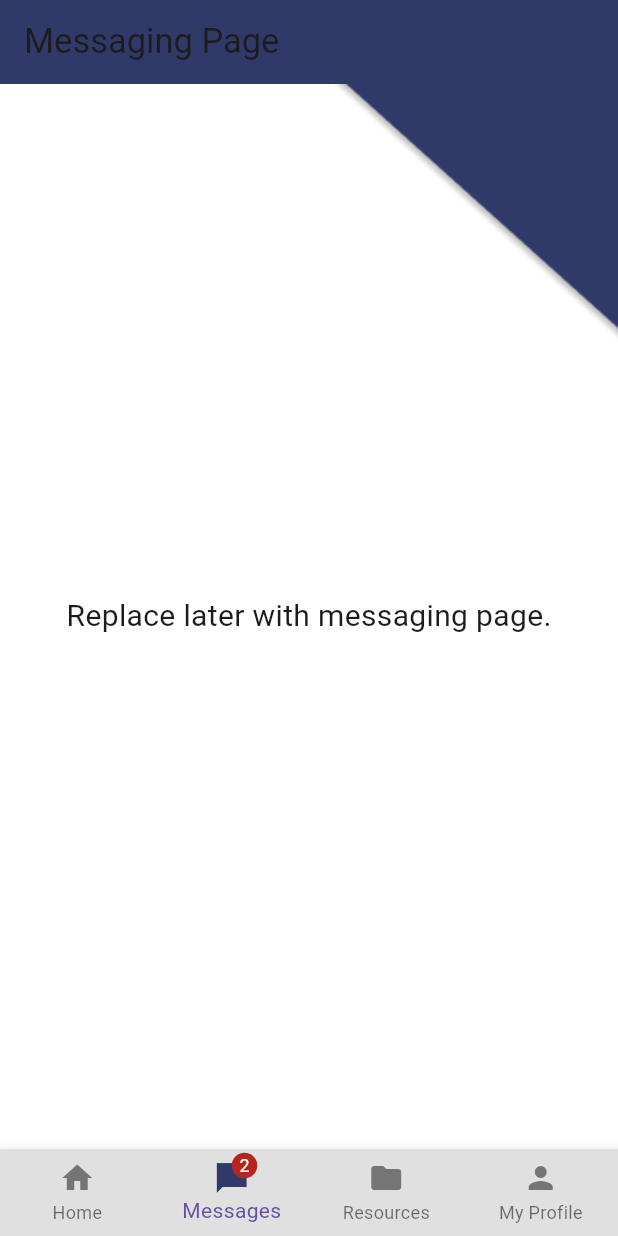
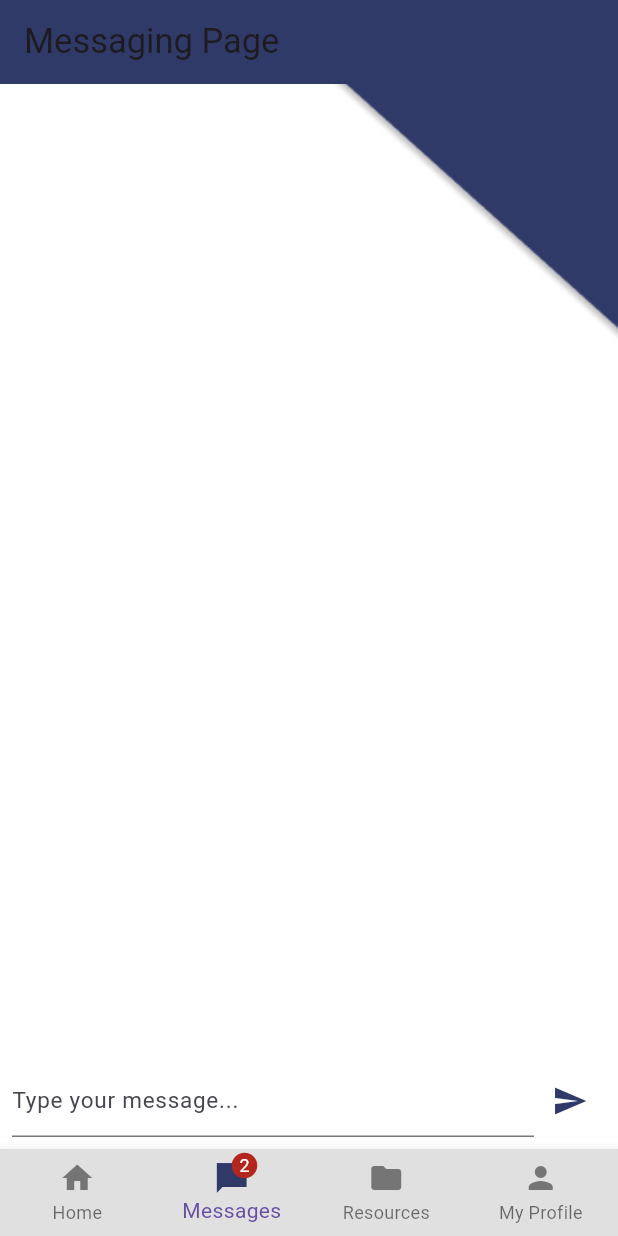
Before and after one commit to jennykim515/El-Pueblo-Del-Rio, a Flutter app: the screen it shows once a user with an empty profile is signed in, item 2 of the bottom bar chosen, on a phone screen of 412 x 824 dp. Run offline on Flutter 3.47's test engine with Material 3 defaults, Android fonts, the phone set to English and light mode, and no system bars; our stand-ins replace cloud_firestore, firebase_auth, firebase_core, firebase_database, firebase_storage, google_fonts and 1 more; missing offline and left inert: dart:html; accounts and stored records are empty; Roboto replaces fonts that are missing (Alice).

Commit message:
template messaging app, fixing required

```diff
--- /dev/null
+++ b/lib/models/message.dart
@@ -0,0 +1,29 @@
+class Message {
+  final String senderId;
+  final String text;
+  final int timestamp;
+
+  Message({
+    required this.senderId,
+    required this.text,
+    required this.timestamp,
+  });
+
+  // Factory method to create Message object from JSON data
+  factory Message.fromJson(Map<String, dynamic> json) {
+    return Message(
+      senderId: json['senderId'],
+      text: json['text'],
+      timestamp: json['timestamp'],
+    );
+  }
+
+  // Method to convert Message object to JSON data
+  Map<String, dynamic> toJson() {
+    return {
+      'senderId': senderId,
+      'text': text,
+      'timestamp': timestamp,
+    };
+  }
+}
--- a/lib/views/MessagingPage.dart
+++ b/lib/views/MessagingPage.dart
@@ -1,16 +1,29 @@
 import 'package:flutter/material.dart';
-
-import '../nav/navigationBar.dart';
+import 'package:firebase_database/firebase_database.dart';
+import '../models/message.dart';
 
 class MessagingPage extends StatefulWidget {
-  const MessagingPage({Key? key}) : super(key: key);
+  const MessagingPage({super.key});
 
   @override
-  MessagePageState createState() => MessagePageState();
-
+  _MessagingPageState createState() => _MessagingPageState();
 }
 
-class MessagePageState extends State<MessagingPage>{
+class _MessagingPageState extends State<MessagingPage> {
+  final List<Message> _messages = []; // List to hold chat messages
+  final TextEditingController _textController = TextEditingController();
+
+  @override
+  void initState() {
+    super.initState();
+
+    // listen for new messages
+    listenForMessages((messageData) {
+      setState(() {
+        _messages.add(Message.fromJson(messageData));
+      });
+    });
+  }
 
   @override
   Widget build(BuildContext context) {
@@ -25,18 +38,87 @@ class MessagePageState extends State<MessagingPage>{
             fit: BoxFit.cover,
           ),
         ),
-        child: const Center(
-          child: Text(
-            'Replace later with messaging page.',
-            style: TextStyle(fontSize: 20.0),
-          ),
-
+        child: Column(
+          children: [
+            Expanded(
+              child: ListView.builder(
+                itemCount: _messages.length,
+                itemBuilder: (BuildContext context, int index) {
+                  return _buildMessageBubble(_messages[index]);
+                },
+              ),
+            ),
+            Padding(
+              padding: const EdgeInsets.all(8.0),
+              child: Row(
+                children: [
+                  Expanded(
+                    child: TextField(
+                      controller: _textController,
+                      decoration: const InputDecoration(
+                        hintText: 'Type your message...',
+                      ),
+                    ),
+                  ),
+                  IconButton(
+                    icon: const Icon(Icons.send),
+                    onPressed: () {
+                      _sendMessage(_textController.text);
+                    },
+                  ),
+                ],
+              ),
+            ),
+          ],
         ),
       ),
-
     );
-
-
   }
 
+  Widget _buildMessageBubble(Message message) {
+    return Align(
+      alignment: message.senderId == 'user' ? Alignment.centerRight : Alignment.centerLeft,
+      child: Container(
+        margin: const EdgeInsets.symmetric(horizontal: 8.0, vertical: 4.0),
+        padding: const EdgeInsets.all(12.0),
+        decoration: BoxDecoration(
+          color: message.senderId == 'user' ? Colors.blue : Colors.grey[300],
+          borderRadius: BorderRadius.circular(20.0),
+        ),
+        child: Text(
+          message.text,
+          style: TextStyle(
+            color: message.senderId == 'user' ? Colors.white : Colors.black,
+            fontSize: 18, // Adjust the font size here
+          ),
+        ),
+      ),
+    );
+  }
+
+  // FIXME: not uploading correctly
+  void _sendMessage(String text) {
+    if (text.isNotEmpty) {
+      setState(() {
+        _messages.add(Message(senderId: 'user', text: text, timestamp: DateTime.now().millisecondsSinceEpoch)); // Add the user's message to the list of messages
+        _textController.clear(); // clear the text input field
+      });
+
+      DatabaseReference messagesRef = FirebaseDatabase.instance.reference().child('messages').child('conversationId'); // Replace 'conversationId' with the actual conversation ID
+      messagesRef.push().set({
+        'senderId': 'user', // Assuming the sender is always the current user
+        'text': text,
+        'timestamp': DateTime.now().millisecondsSinceEpoch,
+      });
+    }
+  }
+
+  // FIXME: not receiving correctly
+  void listenForMessages(void Function(Map<String, dynamic>) onNewMessage) {
+    DatabaseReference messagesRef = FirebaseDatabase.instance.reference().child('messages').child('conversationId'); // Replace 'conversationId' with the actual conversation ID
+    messagesRef.onChildAdded.listen((event) {
+      Map<String, dynamic> messageData = event.snapshot.value as Map<String, dynamic>;
+      onNewMessage(messageData);
+    });
+  }
 }
--- a/pubspec.yaml
+++ b/pubspec.yaml
@@ -43,6 +43,7 @@ dependencies:
   image_picker: ^0.8.4+2
   firebase_storage: ^11.6.0
   uuid: ^3.0.4
+  firebase_database: any
 
 dev_dependencies:
   flutter_test:
```
Also changed, not shown: pubspec.lock.
